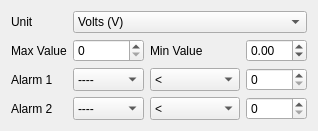
First picture: the form in companion/src/modeledit/telemetry_analog.ui, repository opentx/opentx, before the edit.
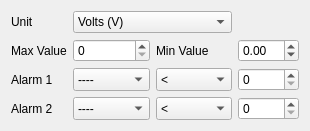
Second picture: the form after the edit.

Commit message: TelemetryAnalog widget resized

```diff
--- a/companion/src/modeledit/telemetry_analog.ui
+++ b/companion/src/modeledit/telemetry_analog.ui
@@ -6,7 +6,7 @@
    <rect>
     <x>0</x>
     <y>0</y>
-    <width>291</width>
+    <width>272</width>
     <height>118</height>
    </rect>
   </property>
@@ -15,7 +15,7 @@
   </property>
   <layout class="QVBoxLayout" name="verticalLayout">
    <item>
-    <layout class="QGridLayout" name="gridLayout_11" columnstretch="0,1,0,1" columnminimumwidth="0,0,90,0">
+    <layout class="QGridLayout" name="gridLayout_11" columnstretch="1,1,1,1" columnminimumwidth="0,0,0,0">
      <item row="0" column="0">
       <widget class="QLabel" name="label_918">
        <property name="sizePolicy">
@@ -168,19 +168,6 @@
        </item>
       </widget>
      </item>
-     <item row="1" column="2">
-      <widget class="QLabel" name="CalibLabel">
-       <property name="sizePolicy">
-        <sizepolicy hsizetype="MinimumExpanding" vsizetype="Preferred">
-         <horstretch>0</horstretch>
-         <verstretch>0</verstretch>
-        </sizepolicy>
-       </property>
-       <property name="text">
-        <string>Min Value</string>
-       </property>
-      </widget>
-     </item>
      <item row="1" column="1">
       <widget class="QDoubleSpinBox" name="RatioSB">
        <property name="enabled">
@@ -260,7 +247,20 @@
        </property>
       </widget>
      </item>
-     <item row="0" column="1" colspan="3">
+     <item row="1" column="2">
+      <widget class="QLabel" name="CalibLabel">
+       <property name="sizePolicy">
+        <sizepolicy hsizetype="MinimumExpanding" vsizetype="Preferred">
+         <horstretch>0</horstretch>
+         <verstretch>0</verstretch>
+        </sizepolicy>
+       </property>
+       <property name="text">
+        <string>Min Value</string>
+       </property>
+      </widget>
+     </item>
+     <item row="0" column="1" colspan="2">
       <widget class="QComboBox" name="UnitCB">
        <property name="sizePolicy">
         <sizepolicy hsizetype="MinimumExpanding" vsizetype="Fixed">
```
